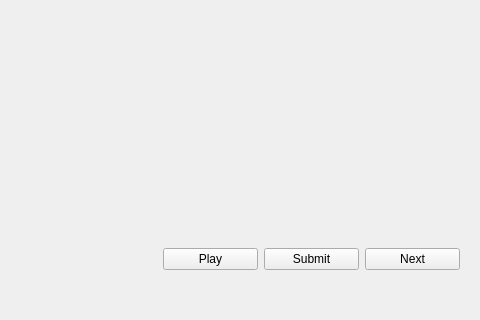
Qt form main.ui (I-love-linux-12-31/Guess_the_melody_game) before a commit; both pictures show x 160 to 640 and y 160 to 480 of the 640 by 480 pixel window.
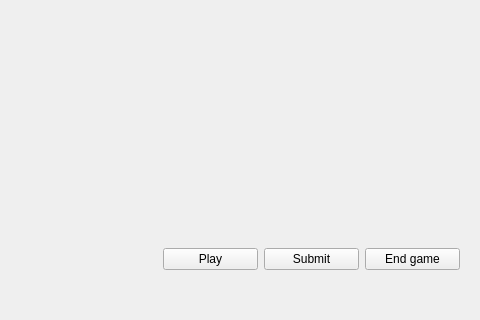
The same form after that commit. Icons and pictures are not drawn.

Patch:
```diff
--- a/main.ui
+++ b/main.ui
@@ -204,7 +204,7 @@
         <item row="1" column="2">
          <widget class="QPushButton" name="btn_next">
           <property name="text">
-           <string>Next</string>
+           <string>End game</string>
           </property>
           <property name="icon">
            <iconset theme="QIcon::ThemeIcon::GoNext"/>
```
